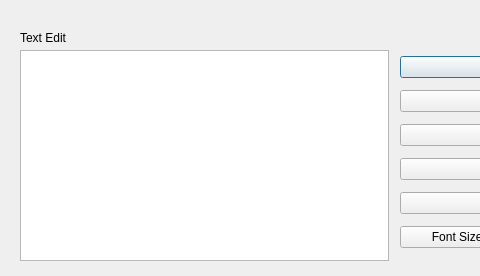
SebinLee/PyQt5forBeginner, file 02.08 TextEdit/texteditTest.ui: the form before one commit; both pictures show x 0 to 480 and y 0 to 276 of the 702 by 276 pixel window.
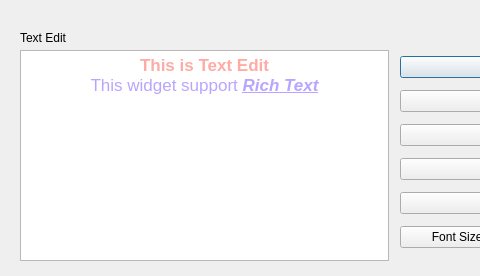
The form after the commit.

The edit to the form file:
```diff
--- a/02.08 TextEdit/texteditTest.ui
+++ b/02.08 TextEdit/texteditTest.ui
@@ -100,6 +100,14 @@
      <height>211</height>
     </rect>
    </property>
+   <property name="html">
+    <string>&lt;!DOCTYPE HTML PUBLIC &quot;-//W3C//DTD HTML 4.0//EN&quot; &quot;http://www.w3.org/TR/REC-html40/strict.dtd&quot;&gt;
+&lt;html&gt;&lt;head&gt;&lt;meta name=&quot;qrichtext&quot; content=&quot;1&quot; /&gt;&lt;style type=&quot;text/css&quot;&gt;
+p, li { white-space: pre-wrap; }
+&lt;/style&gt;&lt;/head&gt;&lt;body style=&quot; font-family:'.SF NS Text'; font-size:13pt; font-weight:400; font-style:normal;&quot;&gt;
+&lt;p align=&quot;center&quot; style=&quot; margin-top:0px; margin-bottom:0px; margin-left:0px; margin-right:0px; -qt-block-indent:0; text-indent:0px;&quot;&gt;&lt;span style=&quot; font-weight:600; color:#feaba5;&quot;&gt;This is Text Edit&lt;/span&gt;&lt;/p&gt;
+&lt;p align=&quot;center&quot; style=&quot; margin-top:0px; margin-bottom:0px; margin-left:0px; margin-right:0px; -qt-block-indent:0; text-indent:0px;&quot;&gt;&lt;span style=&quot; color:#baa4ff;&quot;&gt;This widget support &lt;/span&gt;&lt;span style=&quot; font-weight:600; font-style:italic; text-decoration: underline; color:#baa4ff;&quot;&gt;Rich Text&lt;/span&gt;&lt;/p&gt;&lt;/body&gt;&lt;/html&gt;</string>
+   </property>
   </widget>
  </widget>
  <resources/>
```
